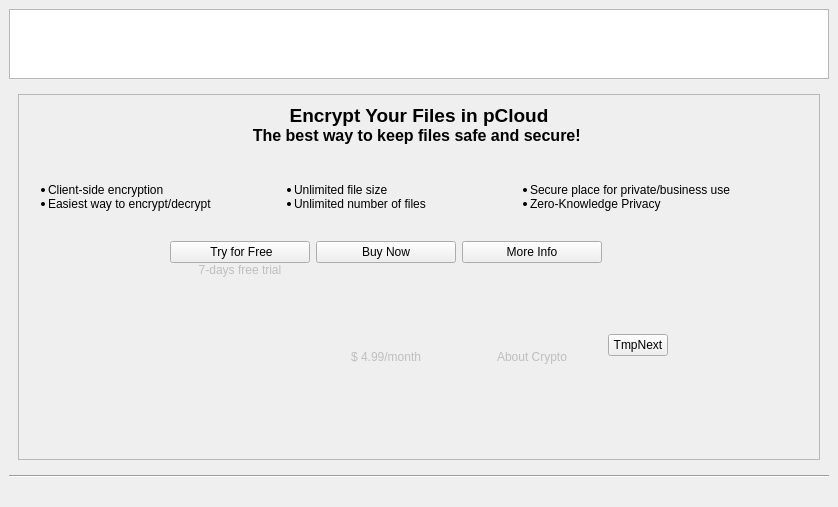
Above: pcloudwindow.ui from pcloudcom/psyncgui before the change. Below: the same form after it.
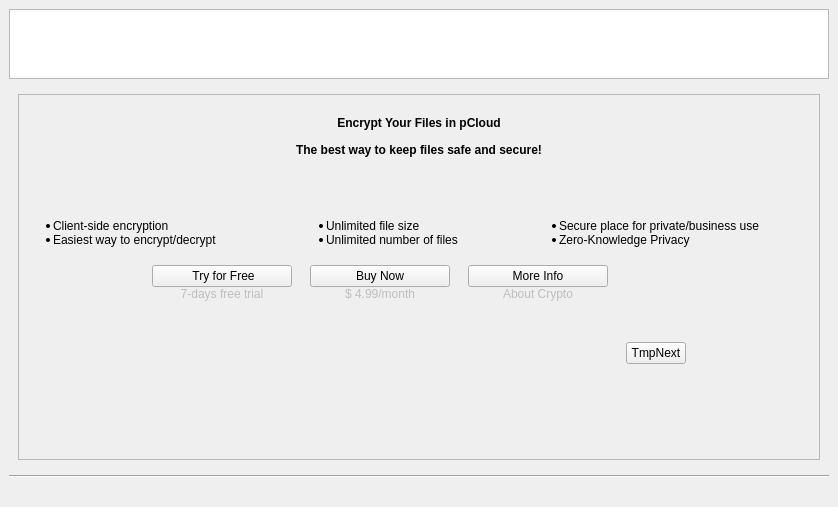
That is the form after the change. The open tabs and pages were chosen to show the change. Icons and pictures are not drawn.

Commit message:
SLX-288 | gen
new layouts

Diff of the .ui file:
```diff
--- a/pcloudwindow.ui
+++ b/pcloudwindow.ui
@@ -14,7 +14,7 @@
    <string>MainWindow</string>
   </property>
   <widget class="QWidget" name="centralwidget">
-   <layout class="QVBoxLayout" name="verticalLayout_49">
+   <layout class="QVBoxLayout" name="verticalLayout_50">
     <item>
      <widget class="QListWidget" name="listButtonsWidget">
       <property name="sizePolicy">
@@ -1127,15 +1127,48 @@
               <property name="frameShadow">
                <enum>QFrame::Raised</enum>
               </property>
-              <layout class="QHBoxLayout" name="horizontalLayout_51">
+              <layout class="QVBoxLayout" name="verticalLayout_49">
+               <property name="spacing">
+                <number>18</number>
+               </property>
+               <property name="topMargin">
+                <number>21</number>
+               </property>
+               <property name="bottomMargin">
+                <number>18</number>
+               </property>
                <item>
                 <layout class="QVBoxLayout" name="verticalLayout">
+                 <property name="spacing">
+                  <number>0</number>
+                 </property>
                  <item>
-                  <widget class="QLabel" name="label_29">
+                  <widget class="QLabel" name="labelCryptoWlcmInfo1">
+                   <property name="maximumSize">
+                    <size>
+                     <width>16777215</width>
+                     <height>27</height>
+                    </size>
+                   </property>
                    <property name="text">
-                    <string>&lt;html&gt;&lt;head/&gt;&lt;body&gt;&lt;p align=&quot;center&quot;&gt;&lt;span style=&quot; font-size:14pt; font-weight:600;&quot;&gt;Encrypt Your Files in pCloud&lt;/span&gt;&lt;span style=&quot; font-weight:600;&quot;&gt;&lt;br/&gt;&lt;/span&gt;&lt;span style=&quot; font-size:12pt; font-weight:600;&quot;&gt;The best way to keep files safe and secure! &lt;/span&gt;&lt;/p&gt;&lt;/body&gt;&lt;/html&gt;</string>
+                    <string>&lt;html&gt;&lt;head/&gt;&lt;body&gt;&lt;p align=&quot;center&quot;&gt;&lt;span style=&quot; font-weight:600;&quot;&gt;Encrypt Your Files in pCloud&lt;/span&gt;&lt;span style=&quot; font-weight:600;&quot;&gt;&lt;br/&gt;&lt;/span&gt;&lt;/p&gt;&lt;/body&gt;&lt;/html&gt;</string>
                    </property>
+                   <property name="alignment">
+                    <set>Qt::AlignBottom|Qt::AlignLeading|Qt::AlignLeft</set>
+                   </property>
                   </widget>
+                 </item>
+                 <item>
+                  <widget class="QLabel" name="labelCryptoWlcmInfo2">
+                   <property name="text">
+                    <string>&lt;html&gt;&lt;head/&gt;&lt;body&gt;&lt;p align=&quot;center&quot;&gt;&lt;span style=&quot; font-weight:600;&quot;&gt;The best way to keep files safe and secure!&lt;/span&gt;&lt;/p&gt;&lt;/body&gt;&lt;/html&gt;</string>
+                   </property>
+                   <property name="alignment">
+                    <set>Qt::AlignLeading|Qt::AlignLeft|Qt::AlignTop</set>
+                   </property>
+                  </widget>
+                 </item>
+                </layout>
                  </item>
                  <item>
                   <layout class="QHBoxLayout" name="horizontalLayout_47">
@@ -1181,11 +1214,8 @@
                   </layout>
                  </item>
                  <item>
-                  <layout class="QHBoxLayout" name="horizontalLayout_48">
-                   <property name="spacing">
-                    <number>6</number>
-                   </property>
-                   <item>
+                <layout class="QGridLayout" name="gridLayout_6" columnstretch="1,1,1">
+                 <item row="0" column="0">
                     <widget class="QLabel" name="label_30">
                      <property name="maximumSize">
                       <size>
@@ -1193,16 +1223,19 @@
                        <height>16777215</height>
                       </size>
                      </property>
+                   <property name="layoutDirection">
+                    <enum>Qt::RightToLeft</enum>
+                   </property>
                      <property name="text">
                       <string>&lt;html&gt;&lt;head/&gt;&lt;body&gt;
 &lt;ul&gt;
-&lt;li style = &quot;margin: -20px;&quot;&gt;Client-side encryption&lt;/li&gt;
-&lt;li  style = &quot;margin: -20px;&quot;&gt;Easiest way to encrypt/decrypt&lt;/li&gt;
+&lt;li style = &quot;margin: -15px;&quot;&gt;Client-side encryption&lt;/li&gt;
+&lt;li  style = &quot;margin: -15px;&quot;&gt;Easiest way to encrypt/decrypt&lt;/li&gt;
 &lt;/ul&gt;&lt;/body&gt;&lt;/html&gt;</string>
                      </property>
                     </widget>
                    </item>
-                   <item>
+                 <item row="0" column="1">
                     <widget class="QLabel" name="label_31">
                      <property name="maximumSize">
                       <size>
@@ -1210,22 +1243,28 @@
                        <height>16777215</height>
                       </size>
                      </property>
+                   <property name="layoutDirection">
+                    <enum>Qt::RightToLeft</enum>
+                   </property>
                      <property name="text">
                       <string>&lt;html&gt;&lt;head/&gt;&lt;body&gt;
 &lt;ul&gt;
-&lt;li style = &quot;margin: -20px;&quot;&gt;Unlimited file size&lt;/li&gt;
-&lt;li  style = &quot;margin: -20px;&quot;&gt;Unlimited number of files&lt;/li&gt;
+&lt;li&gt;Unlimited file size&lt;/li&gt;
+&lt;li&gt;Unlimited number of files&lt;/li&gt;
 &lt;/ul&gt;&lt;/body&gt;&lt;/html&gt;</string>
                      </property>
                     </widget>
                    </item>
-                   <item>
+                 <item row="0" column="2">
                     <widget class="QLabel" name="label_32">
+                   <property name="layoutDirection">
+                    <enum>Qt::RightToLeft</enum>
+                   </property>
                      <property name="text">
                       <string>&lt;html&gt;&lt;head/&gt;&lt;body&gt;
 &lt;ul&gt;
-&lt;li style = &quot;margin: -20px;&quot;&gt;Secure place for private/business use&lt;/li&gt;
-&lt;li  style = &quot;margin: -20px;&quot;&gt;Zero-Knowledge Privacy&lt;/li&gt;
+&lt;li style = &quot;margin: -15px;&quot;&gt;Secure place for private/business use&lt;/li&gt;
+&lt;li  style = &quot;margin: -15px;&quot;&gt;Zero-Knowledge Privacy&lt;/li&gt;
 &lt;/ul&gt;&lt;/body&gt;&lt;/html&gt;</string>
                      </property>
                     </widget>
@@ -1235,7 +1274,7 @@
                  <item>
                   <layout class="QHBoxLayout" name="horizontalLayout_37">
                    <property name="topMargin">
-                    <number>24</number>
+                  <number>0</number>
                    </property>
                    <item>
                     <spacer name="horizontalSpacer_20">
@@ -1264,7 +1303,7 @@
                         <string>About Crypto</string>
                        </property>
                        <property name="alignment">
-                        <set>Qt::AlignCenter</set>
+                      <set>Qt::AlignHCenter|Qt::AlignTop</set>
                        </property>
                       </widget>
                      </item>
@@ -1329,7 +1368,7 @@
                         <string>$ 4.99/month</string>
                        </property>
                        <property name="alignment">
-                        <set>Qt::AlignCenter</set>
+                      <set>Qt::AlignHCenter|Qt::AlignTop</set>
                        </property>
                       </widget>
                      </item>
@@ -1364,8 +1403,6 @@
                   </layout>
                  </item>
                 </layout>
-               </item>
-              </layout>
              </widget>
             </item>
            </layout>
```
Left out of the diff: 17 changed lines with no effect on the pictures. Lines whose indentation alone changed are shown as unchanged. The commit also changes 1 other file.
